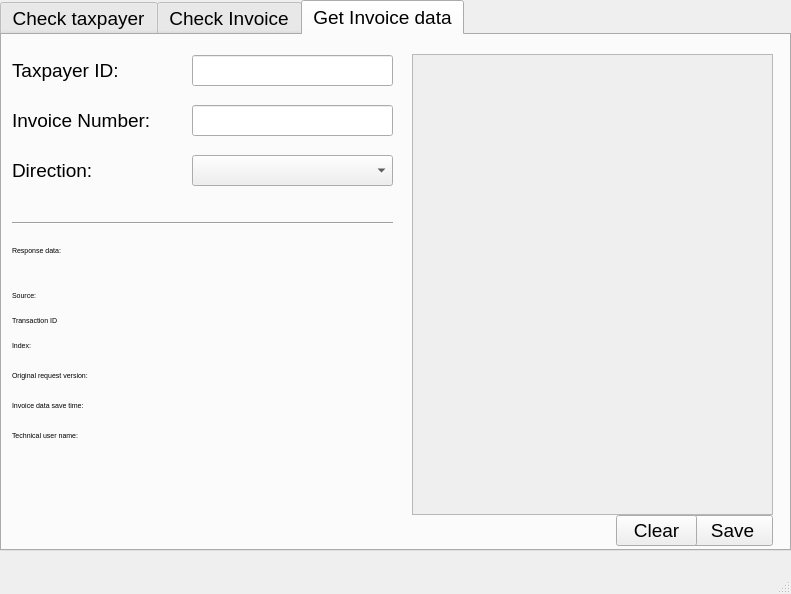
The window that child.ui (Antonikas58/hungary-app) describes before a commit, drawn with Qt 5.
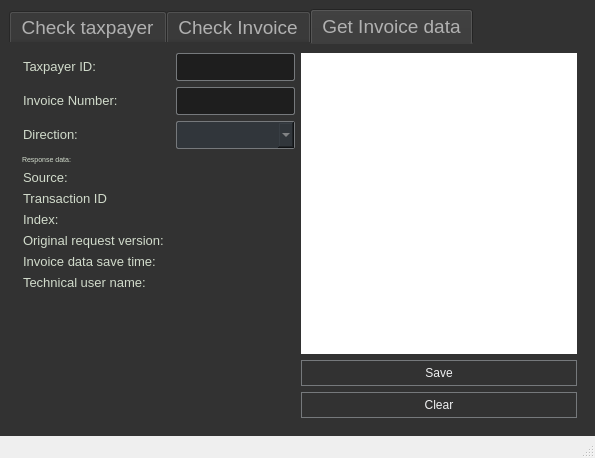
The same window after the commit. Icons and pictures are not drawn.

```diff
--- a/child.ui
+++ b/child.ui
@@ -6,8 +6,8 @@
    <rect>
     <x>0</x>
     <y>0</y>
-    <width>791</width>
-    <height>594</height>
+    <width>595</width>
+    <height>458</height>
    </rect>
   </property>
   <property name="windowTitle">
@@ -17,16 +17,56 @@
    <iconset>
     <normaloff>SAPLogon.png</normaloff>SAPLogon.png</iconset>
   </property>
+  <property name="styleSheet">
+   <string notr="true">QMainWindow::separator
+{
+    background-color: #323232;
+    color: white;
+    padding-left: 4px;
+    spacing: 2px;
+    border: 1px dashed #76797C;
+}
+
+QMainWindow::separator:hover
+{
+
+    background-color: #787876;
+    color: white;
+    padding-left: 4px;
+    border: 1px solid #76797C;
+    spacing: 2px;
+}</string>
+  </property>
   <widget class="QWidget" name="centralwidget">
+   <property name="styleSheet">
+    <string notr="true">
+QWidget
+{
+    color: #b1b1b1;
+    background-color: #323232;
+    selection-background-color:#323232;
+    selection-color: black;
+    background-clip: border;
+    border-image: none;
+    border: 0px transparent black;
+    outline: 0;
+}
+
+QWidget:item:hover
+{
+    background-color: #D1DBCB;
+    color: black;
+}
+
+QWidget:item:selected
+{
+    background-color: #D1DBCB;
+    border: 0px
+}</string>
+   </property>
+   <layout class="QGridLayout" name="gridLayout">
+    <item row="0" column="0">
    <widget class="QTabWidget" name="tabWidget">
-    <property name="geometry">
-     <rect>
-      <x>0</x>
-      <y>0</y>
-      <width>791</width>
-      <height>551</height>
-     </rect>
-    </property>
     <property name="font">
      <font>
       <family>MS Sans Serif</family>
@@ -42,6 +82,12 @@
     <property name="layoutDirection">
      <enum>Qt::LeftToRight</enum>
     </property>
+      <property name="styleSheet">
+       <string notr="true">QTabWidget:focus, QCheckBox:focus, QRadioButton:focus, QSlider:focus
+{
+    border: none;
+}</string>
+      </property>
     <property name="currentIndex">
      <number>2</number>
     </property>
@@ -267,311 +313,591 @@
      </widget>
     </widget>
     <widget class="QWidget" name="getInvoiceDataTab">
+       <property name="styleSheet">
+        <string notr="true">
+QWidget
+{
+    color: #b1b1b1;
+    background-color: #323232;
+    selection-background-color:#323232;
+    selection-color: black;
+    background-clip: border;
+    border-image: none;
+    border: 0px transparent black;
+    outline: 0;
+}
+
+QWidget:item:hover
+{
+    background-color: #D1DBCB;
+    color: black;
+}
+
+QWidget:item:selected
+{
+    background-color: #D1DBCB;
+    border: 0px
+}</string>
+       </property>
      <attribute name="title">
       <string>Get Invoice data</string>
      </attribute>
-     <widget class="QLabel" name="label_inv_num_dat">
-      <property name="geometry">
-       <rect>
-        <x>10</x>
-        <y>70</y>
-        <width>181</width>
-        <height>31</height>
-       </rect>
-      </property>
-      <property name="text">
-       <string>Invoice Number:</string>
-      </property>
-     </widget>
-     <widget class="QLineEdit" name="lineEdit_inv_num_dat">
-      <property name="geometry">
-       <rect>
-        <x>190</x>
-        <y>70</y>
-        <width>201</width>
-        <height>31</height>
-       </rect>
-      </property>
-      <property name="toolTip">
-       <string>&lt;html&gt;&lt;head/&gt;&lt;body&gt;&lt;p&gt;invoice number to get data &lt;/p&gt;&lt;/body&gt;&lt;/html&gt;</string>
-      </property>
-     </widget>
+       <layout class="QHBoxLayout" name="horizontalLayout">
+        <item>
+         <layout class="QFormLayout" name="formLayout_2">
+          <item row="0" column="0">
      <widget class="QLabel" name="label_tax_id_dat">
-      <property name="geometry">
-       <rect>
-        <x>10</x>
-        <y>20</y>
-        <width>181</width>
-        <height>31</height>
-       </rect>
+            <property name="font">
+             <font>
+              <family>MS Sans Serif</family>
+              <pointsize>10</pointsize>
+             </font>
+            </property>
+            <property name="styleSheet">
+             <string notr="true">QLabel
+{
+    border: 0px solid black;
+    margin-left: 2px;
+    margin-right: 2px;
+    color: #D1DBCB;
+}</string>
       </property>
       <property name="text">
        <string>Taxpayer ID:</string>
       </property>
      </widget>
-     <widget class="QLineEdit" name="lineEdit_tax_id_dat">
-      <property name="geometry">
-       <rect>
-        <x>190</x>
-        <y>20</y>
-        <width>201</width>
-        <height>31</height>
-       </rect>
-      </property>
-      <property name="cursor">
-       <cursorShape>ArrowCursor</cursorShape>
-      </property>
-      <property name="toolTip">
-       <string>&lt;html&gt;&lt;head/&gt;&lt;body&gt;&lt;p&gt;taxpayer id of your company&lt;/p&gt;&lt;/body&gt;&lt;/html&gt;</string>
+          </item>
+          <item row="1" column="0">
+           <widget class="QLabel" name="label_inv_num_dat">
+            <property name="font">
+             <font>
+              <family>MS Sans Serif</family>
+              <pointsize>10</pointsize>
+             </font>
+            </property>
+            <property name="styleSheet">
+             <string notr="true">QLabel
+{
+    border: 0px solid black;
+    margin-left: 2px;
+    margin-right: 2px;
+    color: #D1DBCB;
+}</string>
       </property>
       <property name="text">
-       <string/>
-      </property>
-     </widget>
+             <string>Invoice Number:</string>
+            </property>
+           </widget>
+          </item>
+          <item row="2" column="0">
      <widget class="QLabel" name="label_direction_dat">
-      <property name="geometry">
-       <rect>
-        <x>10</x>
-        <y>120</y>
-        <width>181</width>
-        <height>31</height>
-       </rect>
+            <property name="font">
+             <font>
+              <family>MS Sans Serif</family>
+              <pointsize>10</pointsize>
+             </font>
+            </property>
+            <property name="styleSheet">
+             <string notr="true">QLabel
+{
+    border: 0px solid black;
+    margin-left: 2px;
+    margin-right: 2px;
+    color: #D1DBCB;
+}</string>
       </property>
       <property name="text">
        <string>Direction:</string>
       </property>
      </widget>
-     <widget class="QComboBox" name="comboBox_direction_dat">
-      <property name="geometry">
-       <rect>
-        <x>190</x>
-        <y>120</y>
-        <width>201</width>
-        <height>31</height>
-       </rect>
-      </property>
-      <property name="toolTip">
-       <string>&lt;html&gt;&lt;head/&gt;&lt;body&gt;&lt;p&gt;Direction of invoice can be INBOUND and OUTBOUND.&lt;/p&gt;&lt;p&gt;OUTBOUND is your own invoice, and INBOUND is invoice of other company&lt;/p&gt;&lt;/body&gt;&lt;/html&gt;</string>
-      </property>
-     </widget>
-     <widget class="QScrollArea" name="scrollArea">
-      <property name="geometry">
-       <rect>
-        <x>410</x>
-        <y>19</y>
-        <width>361</width>
-        <height>461</height>
-       </rect>
-      </property>
-      <property name="widgetResizable">
-       <bool>true</bool>
-      </property>
-      <widget class="QWidget" name="scrollAreaWidgetContents">
-       <property name="geometry">
-        <rect>
-         <x>0</x>
-         <y>0</y>
-         <width>359</width>
-         <height>459</height>
-        </rect>
-       </property>
-      </widget>
-     </widget>
-     <widget class="Line" name="line_dat">
-      <property name="geometry">
-       <rect>
-        <x>10</x>
-        <y>180</y>
-        <width>381</width>
-        <height>16</height>
-       </rect>
-      </property>
-      <property name="orientation">
-       <enum>Qt::Horizontal</enum>
-      </property>
-     </widget>
+          </item>
+          <item row="3" column="0">
      <widget class="QLabel" name="label_resp_dat">
-      <property name="geometry">
-       <rect>
-        <x>10</x>
-        <y>200</y>
-        <width>101</width>
-        <height>31</height>
-       </rect>
-      </property>
       <property name="font">
        <font>
+              <family>MS Sans Serif</family>
         <pointsize>5</pointsize>
        </font>
       </property>
+            <property name="styleSheet">
+             <string notr="true">QLabel
+{
+    border: 0px solid black;
+    margin-left: 2px;
+    margin-right: 2px;
+    color: #D1DBCB;
+}</string>
+            </property>
       <property name="text">
        <string>Response data:</string>
       </property>
      </widget>
+          </item>
+          <item row="4" column="0">
      <widget class="QLabel" name="label_source_dat">
-      <property name="geometry">
-       <rect>
-        <x>10</x>
-        <y>250</y>
-        <width>151</width>
-        <height>21</height>
-       </rect>
-      </property>
       <property name="font">
        <font>
-        <pointsize>5</pointsize>
+              <family>MS Sans Serif</family>
+              <pointsize>10</pointsize>
        </font>
       </property>
       <property name="toolTip">
        <string>&lt;html&gt;&lt;head/&gt;&lt;body&gt;&lt;p&gt;Invoice data report source&lt;/p&gt;&lt;/body&gt;&lt;/html&gt;</string>
       </property>
+            <property name="styleSheet">
+             <string notr="true">QLabel
+{
+    border: 0px solid black;
+    margin-left: 2px;
+    margin-right: 2px;
+    color: #D1DBCB;
+}</string>
+            </property>
       <property name="text">
        <string>Source:</string>
       </property>
      </widget>
+          </item>
+          <item row="5" column="0">
      <widget class="QLabel" name="label_trans_dat">
-      <property name="geometry">
-       <rect>
-        <x>10</x>
-        <y>275</y>
-        <width>151</width>
-        <height>21</height>
-       </rect>
-      </property>
       <property name="font">
        <font>
-        <pointsize>5</pointsize>
+              <family>MS Sans Serif</family>
+              <pointsize>10</pointsize>
        </font>
       </property>
       <property name="toolTip">
        <string>&lt;html&gt;&lt;head/&gt;&lt;body&gt;&lt;p&gt;Invoice data report transaction ID, if the report was submitted via the computer interface&lt;/p&gt;&lt;/body&gt;&lt;/html&gt;</string>
       </property>
+            <property name="styleSheet">
+             <string notr="true">QLabel
+{
+    border: 0px solid black;
+    margin-left: 2px;
+    margin-right: 2px;
+    color: #D1DBCB;
+}</string>
+            </property>
       <property name="text">
        <string>Transaction ID</string>
       </property>
      </widget>
+          </item>
+          <item row="6" column="0">
      <widget class="QLabel" name="label_index_dat">
-      <property name="geometry">
-       <rect>
-        <x>10</x>
-        <y>300</y>
-        <width>151</width>
-        <height>21</height>
-       </rect>
-      </property>
       <property name="font">
        <font>
         <family>MS Sans Serif</family>
-        <pointsize>5</pointsize>
+              <pointsize>10</pointsize>
        </font>
       </property>
       <property name="toolTip">
        <string>&lt;html&gt;&lt;head/&gt;&lt;body&gt;&lt;p&gt;Invoice data report transaction index&lt;/p&gt;&lt;/body&gt;&lt;/html&gt;</string>
       </property>
+            <property name="styleSheet">
+             <string notr="true">QLabel
+{
+    border: 0px solid black;
+    margin-left: 2px;
+    margin-right: 2px;
+    color: #D1DBCB;
+}</string>
+            </property>
       <property name="text">
        <string>Index:</string>
       </property>
      </widget>
+          </item>
+          <item row="7" column="0">
      <widget class="QLabel" name="label_reqv_dat">
-      <property name="geometry">
-       <rect>
-        <x>10</x>
-        <y>330</y>
-        <width>151</width>
-        <height>21</height>
-       </rect>
-      </property>
       <property name="font">
        <font>
         <family>MS Sans Serif</family>
-        <pointsize>5</pointsize>
+              <pointsize>10</pointsize>
        </font>
       </property>
       <property name="toolTip">
        <string>&lt;html&gt;&lt;head/&gt;&lt;body&gt;&lt;p&gt;Data report requestVersion value &lt;/p&gt;&lt;/body&gt;&lt;/html&gt;</string>
       </property>
+            <property name="styleSheet">
+             <string notr="true">QLabel
+{
+    border: 0px solid black;
+    margin-left: 2px;
+    margin-right: 2px;
+    color: #D1DBCB;
+}</string>
+            </property>
       <property name="text">
        <string>Original request version:</string>
       </property>
      </widget>
+          </item>
+          <item row="8" column="0">
      <widget class="QLabel" name="label_inv_save_time_dat">
-      <property name="geometry">
-       <rect>
-        <x>10</x>
-        <y>355</y>
-        <width>151</width>
-        <height>31</height>
-       </rect>
-      </property>
       <property name="font">
        <font>
         <family>MS Sans Serif</family>
-        <pointsize>5</pointsize>
+              <pointsize>10</pointsize>
        </font>
       </property>
       <property name="toolTip">
        <string>&lt;html&gt;&lt;head/&gt;&lt;body&gt;&lt;p&gt;Invoice data report save time &lt;/p&gt;&lt;/body&gt;&lt;/html&gt;</string>
       </property>
+            <property name="styleSheet">
+             <string notr="true">QLabel
+{
+    border: 0px solid black;
+    margin-left: 2px;
+    margin-right: 2px;
+    color: #D1DBCB;
+}</string>
+            </property>
       <property name="text">
        <string>Invoice data save time:</string>
       </property>
      </widget>
+          </item>
+          <item row="9" column="0">
      <widget class="QLabel" name="label_tech_user_dat">
-      <property name="geometry">
-       <rect>
-        <x>10</x>
-        <y>385</y>
-        <width>151</width>
-        <height>31</height>
-       </rect>
-      </property>
       <property name="font">
        <font>
         <family>MS Sans Serif</family>
-        <pointsize>5</pointsize>
+              <pointsize>10</pointsize>
        </font>
       </property>
       <property name="toolTip">
        <string>&lt;html&gt;&lt;head/&gt;&lt;body&gt;&lt;p&gt;Name of the technical user submitting the invoice data report&lt;/p&gt;&lt;/body&gt;&lt;/html&gt;</string>
       </property>
+            <property name="styleSheet">
+             <string notr="true">QLabel
+{
+    border: 0px solid black;
+    margin-left: 2px;
+    margin-right: 2px;
+    color: #D1DBCB;
+}</string>
+            </property>
       <property name="text">
        <string>Technical user name:</string>
       </property>
      </widget>
+          </item>
+          <item row="0" column="1">
+           <widget class="QLineEdit" name="lineEdit_tax_id_dat">
+            <property name="minimumSize">
+             <size>
+              <width>0</width>
+              <height>0</height>
+             </size>
+            </property>
+            <property name="maximumSize">
+             <size>
+              <width>200</width>
+              <height>16777215</height>
+             </size>
+            </property>
+            <property name="cursor">
+             <cursorShape>ArrowCursor</cursorShape>
+            </property>
+            <property name="toolTip">
+             <string>&lt;html&gt;&lt;head/&gt;&lt;body&gt;&lt;p&gt;taxpayer id of your company&lt;/p&gt;&lt;/body&gt;&lt;/html&gt;</string>
+            </property>
+            <property name="styleSheet">
+             <string notr="true">QLineEdit
+{
+    background-color: #1e1e1e;
+    selection-background-color: #D1DBCB;
+    selection-color: black;
+    padding: 5px;
+    border-style: solid;
+    border: 1px solid #76797C;
+    border-radius: 2px;
+    color: #eff0f1;
+}</string>
+            </property>
+            <property name="text">
+             <string/>
+            </property>
+           </widget>
+          </item>
+          <item row="1" column="1">
+           <widget class="QLineEdit" name="lineEdit_inv_num_dat">
+            <property name="minimumSize">
+             <size>
+              <width>0</width>
+              <height>0</height>
+             </size>
+            </property>
+            <property name="maximumSize">
+             <size>
+              <width>200</width>
+              <height>16777215</height>
+             </size>
+            </property>
+            <property name="toolTip">
+             <string>&lt;html&gt;&lt;head/&gt;&lt;body&gt;&lt;p&gt;invoice number to get data &lt;/p&gt;&lt;/body&gt;&lt;/html&gt;</string>
+            </property>
+            <property name="styleSheet">
+             <string notr="true">QLineEdit
+{
+    background-color: #1e1e1e;
+    selection-background-color: #D1DBCB;
+    selection-color: black;
+    padding: 5px;
+    border-style: solid;
+    border: 1px solid #76797C;
+    border-radius: 2px;
+    color: #eff0f1;
+}</string>
+            </property>
+           </widget>
+          </item>
+          <item row="2" column="1">
+           <widget class="QComboBox" name="comboBox_direction_dat">
+            <property name="minimumSize">
+             <size>
+              <width>87</width>
+              <height>0</height>
+             </size>
+            </property>
+            <property name="maximumSize">
+             <size>
+              <width>200</width>
+              <height>16777215</height>
+             </size>
+            </property>
+            <property name="baseSize">
+             <size>
+              <width>0</width>
+              <height>38</height>
+             </size>
+            </property>
+            <property name="toolTip">
+             <string>&lt;html&gt;&lt;head/&gt;&lt;body&gt;&lt;p&gt;Direction of invoice can be INBOUND and OUTBOUND.&lt;/p&gt;&lt;p&gt;OUTBOUND is your own invoice, and INBOUND is invoice of other company&lt;/p&gt;&lt;/body&gt;&lt;/html&gt;</string>
+            </property>
+            <property name="styleSheet">
+             <string notr="true">QComboBox
+{
+    selection-background-color: #D1DBCB;
+    background-color: #31363B;
+    border-style: solid;
+    border: 1px solid #76797C;
+    border-radius: 2px;
+    padding: 5px;
+    min-width: 75px;
+}</string>
+            </property>
+           </widget>
+          </item>
+          <item row="4" column="1">
+           <widget class="QLabel" name="label_3">
+            <property name="text">
+             <string/>
+            </property>
+           </widget>
+          </item>
+          <item row="5" column="1">
+           <widget class="QLabel" name="label_4">
+            <property name="text">
+             <string/>
+            </property>
+           </widget>
+          </item>
+          <item row="6" column="1">
+           <widget class="QLabel" name="label_5">
+            <property name="text">
+             <string/>
+            </property>
+           </widget>
+          </item>
+          <item row="7" column="1">
+           <widget class="QLabel" name="label_6">
+            <property name="text">
+             <string/>
+            </property>
+           </widget>
+          </item>
+          <item row="8" column="1">
+           <widget class="QLabel" name="label_7">
+            <property name="text">
+             <string/>
+            </property>
+           </widget>
+          </item>
+          <item row="9" column="1">
+           <widget class="QLabel" name="label_8">
+            <property name="text">
+             <string/>
+            </property>
+           </widget>
+          </item>
+         </layout>
+        </item>
+        <item>
+         <layout class="QVBoxLayout" name="verticalLayout_3">
+          <item>
+           <widget class="QScrollArea" name="scrollArea">
+            <property name="autoFillBackground">
+             <bool>false</bool>
+            </property>
+            <property name="styleSheet">
+             <string notr="true">QScrollArea{
+background-color: white;
+
+
+
+
+}</string>
+            </property>
+            <property name="widgetResizable">
+             <bool>true</bool>
+            </property>
+            <widget class="QWidget" name="scrollAreaWidgetContents">
+             <property name="geometry">
+              <rect>
+               <x>0</x>
+               <y>0</y>
+               <width>273</width>
+               <height>281</height>
+              </rect>
+             </property>
+             <property name="styleSheet">
+              <string notr="true">
+QWidget
+{
+    color: #b1b1b1;
+    background-color: white;
+    selection-background-color:#323232;
+    selection-color: black;
+    background-clip: border;
+    border-image: none;
+    border: 0px transparent black;
+    outline: 0;
+}
+
+QWidget:item:hover
+{
+    background-color: #D1DBCB;
+    color: black;
+}
+
+QWidget:item:selected
+{
+    background-color: #D1DBCB;
+    border: 0px
+}</string>
+             </property>
+            </widget>
+           </widget>
+          </item>
+          <item>
      <widget class="QPushButton" name="pushButton_save_dat">
-      <property name="geometry">
-       <rect>
-        <x>690</x>
-        <y>480</y>
-        <width>81</width>
-        <height>31</height>
-       </rect>
-      </property>
       <property name="toolTip">
        <string>&lt;html&gt;&lt;head/&gt;&lt;body&gt;&lt;p&gt;save invoice file &lt;/p&gt;&lt;p&gt;&lt;br/&gt;&lt;/p&gt;&lt;/body&gt;&lt;/html&gt;</string>
       </property>
+            <property name="styleSheet">
+             <string notr="true">QPushButton
+{
+    color: #eff0f1;
+    background-color: #323232;
+    border-width: 1px;
+    border-color: #76797C;
+    border-style: solid;
+    padding: 5px;
+    border-radius: 0px;
+    outline: none;
+}
+
+QPushButton:disabled
+{
+    background-color: #323232;
+    border-width: 1px;
+    border-color: #454545;
+    border-style: solid;
+    padding-top: 5px;
+    padding-bottom: 5px;
+    padding-left: 10px;
+    padding-right: 10px;
+    border-radius: 2px;
+    color: #454545;
+}
+
+QPushButton:focus {
+    background-color: #D1DBCB;
+    color: black;
+}
+
+QPushButton:pressed
+{
+    color: black;
+    background-color: #D1DBCB;
+    padding-top: -15px;
+    padding-bottom: -17px;
+}</string>
+            </property>
       <property name="text">
        <string>Save</string>
       </property>
      </widget>
+          </item>
+          <item>
      <widget class="QPushButton" name="pushButton">
-      <property name="geometry">
-       <rect>
-        <x>614</x>
-        <y>480</y>
-        <width>81</width>
-        <height>31</height>
-       </rect>
-      </property>
       <property name="toolTip">
        <string>&lt;html&gt;&lt;head/&gt;&lt;body&gt;&lt;p&gt;clear current response&lt;/p&gt;&lt;/body&gt;&lt;/html&gt;</string>
       </property>
+            <property name="styleSheet">
+             <string notr="true">QPushButton
+{
+    color: #eff0f1;
+    background-color: #323232;
+    border-width: 1px;
+    border-color: #76797C;
+    border-style: solid;
+    padding: 5px;
+    border-radius: 0px;
+    outline: none;
+}
+
+QPushButton:disabled
+{
+    background-color: #323232;
+    border-width: 1px;
+    border-color: #454545;
+    border-style: solid;
+    padding-top: 5px;
+    padding-bottom: 5px;
+    padding-left: 10px;
+    padding-right: 10px;
+    border-radius: 2px;
+    color: #454545;
+}
+
+QPushButton:focus {
+    background-color: #D1DBCB;
+    color: black;
+}
+
+QPushButton:pressed
+{
+    color: black;
+    background-color: #D1DBCB;
+    padding-top: -15px;
+    padding-bottom: -17px;
+}</string>
+            </property>
       <property name="text">
        <string>Clear</string>
       </property>
      </widget>
-    </widget>
-   </widget>
+          </item>
+         </layout>
+        </item>
+       </layout>
+      </widget>
+     </widget>
+    </item>
+   </layout>
   </widget>
   <widget class="QMenuBar" name="menubar">
    <property name="geometry">
@@ -583,7 +909,15 @@
     </rect>
    </property>
   </widget>
-  <widget class="QStatusBar" name="statusbar"/>
+  <widget class="QStatusBar" name="statusbar">
+   <property name="styleSheet">
+    <string notr="true">QStatusBar::item {
+    border: 0px transparent dark;
+    margin: 0px;
+    border: 0px;
+ }</string>
+   </property>
+  </widget>
  </widget>
  <resources/>
  <connections/>
```
Left out of the diff: 479 changed lines with no effect on the pictures. Lines whose indentation alone changed are shown as unchanged.
